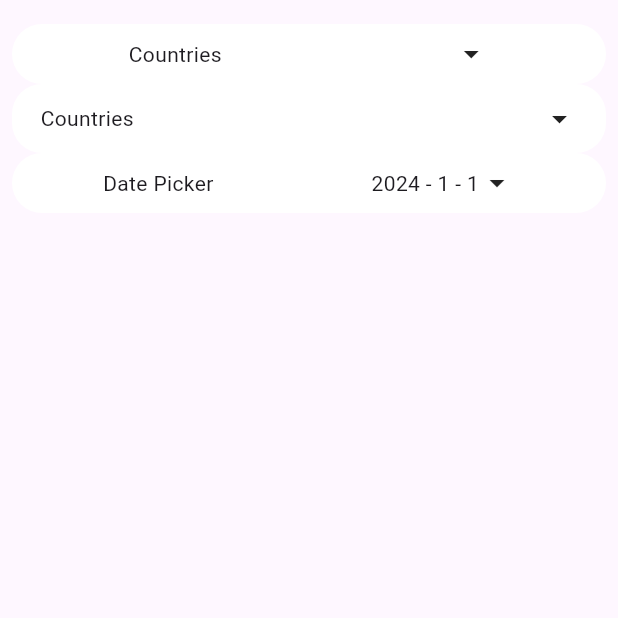
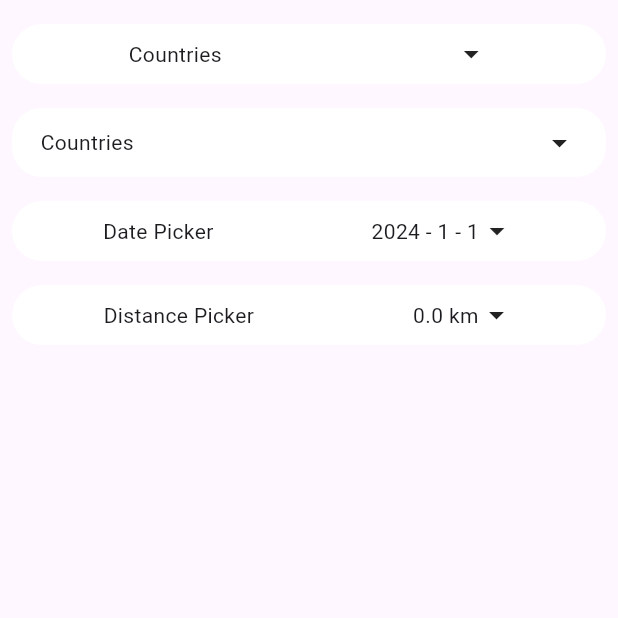
Before and after one commit to fanjin-z/dropdown_wheel_picker, a Flutter app: the screen it shows after launch, on a phone screen of 412 x 824 dp, the top half of it. Run offline on Flutter 3.47's test engine with Material 3 defaults, Android fonts, the phone set to English and light mode, and no system bars.

Commit message:
Impl distance picker unit selection

```diff
--- a/example/lib/main.dart
+++ b/example/lib/main.dart
@@ -49,6 +49,7 @@ class _MyHomePageState extends State<MyHomePage> {
                 ],
                 onChanged: (value) => print('Selected Country: $value'),
               ),
+              SizedBox(height: 16),
               DropdownMultiColItemPicker(
                 pickerTitle: Text('Countries'),
                 multiColItems: [
@@ -74,13 +75,16 @@ class _MyHomePageState extends State<MyHomePage> {
                 ],
                 onChanged: (value) => print('Selected Countries: $value'),
               ),
+              SizedBox(height: 16),
               DropdownDatePicker(
                 pickerTitle: Text('Date Picker'),
                 initialDate: DateTime(2024, 1, 1),
                 firstYear: 2020,
                 lastYear: 2025,
                 onChanged: (value) => print('Selected Date: $value'),
-              )
+              ),
+              SizedBox(height: 16),
+              DropdownDistancePicker(pickerTitle: Text('Distance Picker'))
             ],
           )),
     ));
--- a/lib/dropdown_wheel_picker.dart
+++ b/lib/dropdown_wheel_picker.dart
@@ -1,2 +1,3 @@
 export 'src/item_picker.dart';
 export 'src/datetime_picker.dart';
+export 'src/distance_picker.dart';
--- /dev/null
+++ b/lib/src/distance_picker.dart
@@ -0,0 +1,119 @@
+import 'package:flutter/material.dart';
+
+class DropdownDistancePicker extends StatefulWidget {
+  const DropdownDistancePicker(
+      {super.key,
+      required this.pickerTitle,
+      this.backgroundColor = Colors.white});
+
+  final Widget pickerTitle;
+  final Color backgroundColor;
+
+  @override
+  State<DropdownDistancePicker> createState() => _DropdownDistancePickerState();
+}
+
+class _DropdownDistancePickerState extends State<DropdownDistancePicker> {
+  bool isToggle = false;
+  Length length = Length(0, 'km');
+
+  @override
+  Widget build(BuildContext context) {
+    return Container(
+      decoration: BoxDecoration(
+        color: widget.backgroundColor,
+        borderRadius: BorderRadius.circular(20),
+      ),
+      child: Padding(
+        padding: const EdgeInsets.all(8.0),
+        child: Column(
+          children: [
+            GestureDetector(
+                behavior: HitTestBehavior.translucent,
+                onTap: () => setState(() {
+                      isToggle = !isToggle;
+                    }),
+                child: Row(
+                  mainAxisAlignment: MainAxisAlignment.spaceAround,
+                  children: [
+                    widget.pickerTitle,
+                    Row(children: [
+                      Text('${length.value} ${length.unit}'),
+                      isToggle
+                          ? Icon(Icons.arrow_drop_up)
+                          : Icon(Icons.arrow_drop_down)
+                    ]),
+                  ],
+                )),
+            if (isToggle)
+              Column(
+                children: [
+                  Divider(),
+                  Row(children: [
+                    Text('Unit Selection'),
+                    Expanded(
+                      child: ListTile(
+                          contentPadding: EdgeInsets.all(0),
+                          horizontalTitleGap: 0,
+                          title: Text('km'),
+                          leading: Radio(
+                              value: 'km',
+                              groupValue: length.unit,
+                              onChanged: (String? unit) {
+                                if (unit != null) {
+                                  setState(() {
+                                    length.unit = unit;
+                                  });
+                                }
+                              })),
+                    ),
+                    Expanded(
+                      child: ListTile(
+                          contentPadding: EdgeInsets.all(0),
+                          horizontalTitleGap: 0,
+                          title: Text('m'),
+                          leading: Radio(
+                              value: 'm',
+                              groupValue: length.unit,
+                              onChanged: (String? unit) {
+                                if (unit != null) {
+                                  setState(() {
+                                    length.unit = unit;
+                                  });
+                                }
+                              })),
+                    ),
+                    Expanded(
+                      child: ListTile(
+                          contentPadding: EdgeInsets.all(0),
+                          horizontalTitleGap: 0,
+                          title: Text('mi'),
+                          leading: Radio(
+                              value: 'mi',
+                              groupValue: length.unit,
+                              onChanged: (String? unit) {
+                                if (unit != null) {
+                                  setState(() {
+                                    length.unit = unit;
+                                  });
+                                }
+                              })),
+                    ),
+                  ]),
+                  Divider(),
+                  SizedBox(height: 90)
+                ],
+              )
+          ],
+        ),
+      ),
+    );
+  }
+}
+
+class Length {
+  double value;
+  String unit;
+
+  Length(this.value, this.unit);
+}
```
